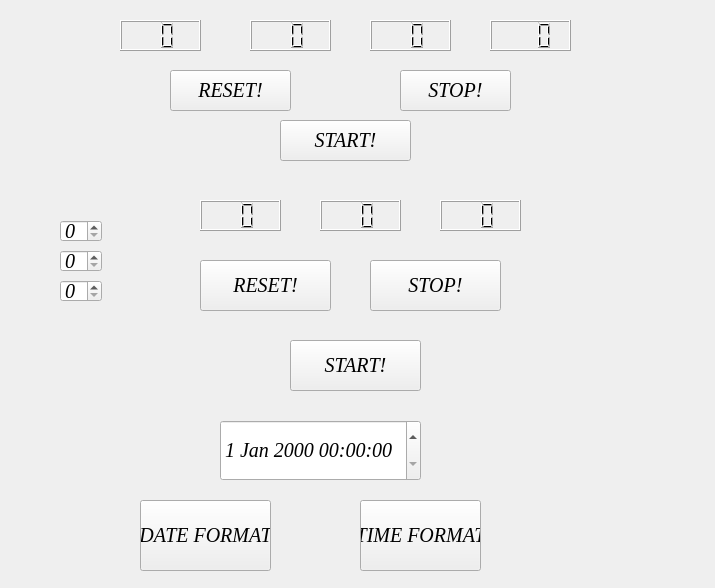
Old version of the form mainwindow.ui in the repository francescobaio/TimerClock.
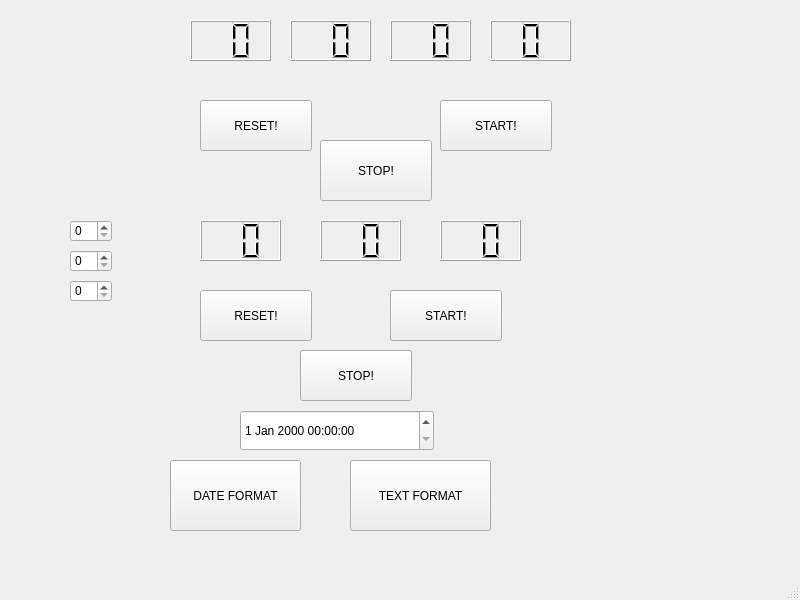
New version of the form.

```diff
--- a/mainwindow.ui
+++ b/mainwindow.ui
@@ -6,49 +6,19 @@
             <rect>
                 <x>0</x>
                 <y>0</y>
-                <width>715</width>
-                <height>588</height>
-            </rect>
-        </property>
-        <property name="font">
-            <font>
-                <family>Times</family>
-                <pointsize>15</pointsize>
-                <weight>9</weight>
-                <italic>true</italic>
-                <bold>false</bold>
-            </font>
-        </property>
+    <width>800</width>
+    <height>600</height>
+   </rect>
+  </property>
         <property name="windowTitle">
             <string>MainWindow</string>
         </property>
-        <property name="styleSheet">
-            <string notr="true">
-                font: 75 italic 15pt &quot;Times&quot;;
-            </string>
-        </property>
-        <property name="animated">
-            <bool>true</bool>
-        </property>
         <widget class="QWidget" name="centralwidget">
-            <widget class="QDateTimeEdit" name="dateTimeEdit">
-                <property name="geometry">
-                    <rect>
-                        <x>220</x>
-                        <y>420</y>
-                        <width>201</width>
-                        <height>61</height>
-                    </rect>
-                </property>
-                <property name="currentSectionIndex">
-                    <number>0</number>
-                </property>
-            </widget>
             <widget class="QPushButton" name="pushButton">
                 <property name="geometry">
                     <rect>
-                        <x>140</x>
-                        <y>500</y>
+      <x>170</x>
+      <y>460</y>
                         <width>131</width>
                         <height>71</height>
                     </rect>
@@ -60,81 +30,46 @@
             <widget class="QPushButton" name="pushButton_2">
                 <property name="geometry">
                     <rect>
-                        <x>360</x>
-                        <y>500</y>
-                        <width>121</width>
+      <x>350</x>
+      <y>460</y>
+      <width>141</width>
                         <height>71</height>
                     </rect>
                 </property>
-                <property name="styleSheet">
-                    <string notr="true">font: 75 italic 14pt &quot;Times&quot;;</string>
-                </property>
                 <property name="text">
-                    <string>TIME FORMAT</string>
-                </property>
-            </widget>
-            <widget class="QPushButton" name="pushButton_3">
+     <string>TEXT FORMAT</string>
+    </property>
+   </widget>
+   <widget class="QDateTimeEdit" name="dateTimeEdit">
                 <property name="geometry">
                     <rect>
-                        <x>370</x>
-                        <y>260</y>
-                        <width>131</width>
-                        <height>51</height>
-                    </rect>
-                </property>
-                <property name="text">
-                    <string>STOP!</string>
-                </property>
-            </widget>
-            <widget class="QPushButton" name="pushButton_4">
-                <property name="geometry">
-                    <rect>
-                        <x>170</x>
-                        <y>70</y>
-                        <width>121</width>
+      <x>240</x>
+      <y>410</y>
+      <width>194</width>
                         <height>41</height>
                     </rect>
-                </property>
-                <property name="text">
-                    <string>RESET!</string>
-                </property>
-            </widget>
-            <widget class="QPushButton" name="pushButton_5">
-                <property name="geometry">
-                    <rect>
-                        <x>400</x>
-                        <y>70</y>
-                        <width>111</width>
-                        <height>41</height>
-                    </rect>
-                </property>
-                <property name="text">
-                    <string>STOP!</string>
                 </property>
             </widget>
             <widget class="QLCDNumber" name="lcdNumber">
                 <property name="geometry">
                     <rect>
                         <x>200</x>
-                        <y>200</y>
+      <y>220</y>
                         <width>81</width>
-                        <height>31</height>
+      <height>41</height>
                     </rect>
                 </property>
                 <property name="digitCount">
                     <number>2</number>
                 </property>
-                <property name="value" stdset="0">
-                    <double>0.000000000000000</double>
-                </property>
             </widget>
             <widget class="QLCDNumber" name="lcdNumber_2">
                 <property name="geometry">
                     <rect>
                         <x>320</x>
-                        <y>200</y>
+      <y>220</y>
                         <width>81</width>
-                        <height>31</height>
+      <height>41</height>
                     </rect>
                 </property>
                 <property name="digitCount">
@@ -145,92 +80,53 @@
                 <property name="geometry">
                     <rect>
                         <x>440</x>
-                        <y>200</y>
+      <y>220</y>
                         <width>81</width>
-                        <height>31</height>
+      <height>41</height>
                     </rect>
                 </property>
                 <property name="digitCount">
                     <number>2</number>
                 </property>
             </widget>
-            <widget class="QSpinBox" name="spinBox">
-                <property name="geometry">
-                    <rect>
-                        <x>60</x>
-                        <y>220</y>
-                        <width>42</width>
-                        <height>22</height>
-                    </rect>
-                </property>
-            </widget>
-            <widget class="QSpinBox" name="spinBox_2">
-                <property name="geometry">
-                    <rect>
-                        <x>60</x>
-                        <y>250</y>
-                        <width>42</width>
-                        <height>22</height>
-                    </rect>
-                </property>
-            </widget>
-            <widget class="QSpinBox" name="spinBox_3">
-                <property name="geometry">
-                    <rect>
-                        <x>60</x>
-                        <y>280</y>
-                        <width>42</width>
-                        <height>22</height>
-                    </rect>
-                </property>
-            </widget>
             <widget class="QLCDNumber" name="lcdNumber_4">
                 <property name="geometry">
                     <rect>
-                        <x>120</x>
+      <x>190</x>
                         <y>20</y>
                         <width>81</width>
-                        <height>31</height>
+      <height>41</height>
                     </rect>
                 </property>
                 <property name="digitCount">
                     <number>2</number>
                 </property>
-                <property name="value" stdset="0">
-                    <double>0.000000000000000</double>
-                </property>
             </widget>
             <widget class="QLCDNumber" name="lcdNumber_5">
                 <property name="geometry">
                     <rect>
-                        <x>250</x>
+      <x>290</x>
                         <y>20</y>
                         <width>81</width>
-                        <height>31</height>
+      <height>41</height>
                     </rect>
                 </property>
                 <property name="digitCount">
                     <number>2</number>
                 </property>
-                <property name="value" stdset="0">
-                    <double>0.000000000000000</double>
-                </property>
             </widget>
             <widget class="QLCDNumber" name="lcdNumber_6">
                 <property name="geometry">
                     <rect>
-                        <x>370</x>
+      <x>390</x>
                         <y>20</y>
                         <width>81</width>
-                        <height>31</height>
+      <height>41</height>
                     </rect>
                 </property>
                 <property name="digitCount">
                     <number>2</number>
                 </property>
-                <property name="value" stdset="0">
-                    <double>0.000000000000000</double>
-                </property>
             </widget>
             <widget class="QLCDNumber" name="lcdNumber_7">
                 <property name="geometry">
@@ -238,22 +134,88 @@
                         <x>490</x>
                         <y>20</y>
                         <width>81</width>
-                        <height>31</height>
+      <height>41</height>
                     </rect>
                 </property>
                 <property name="digitCount">
-                    <number>3</number>
-                </property>
-                <property name="value" stdset="0">
-                    <double>0.000000000000000</double>
+     <number>1</number>
+    </property>
+   </widget>
+   <widget class="QSpinBox" name="spinBox">
+    <property name="geometry">
+     <rect>
+      <x>70</x>
+      <y>220</y>
+      <width>42</width>
+      <height>22</height>
+     </rect>
+    </property>
+   </widget>
+   <widget class="QSpinBox" name="spinBox_2">
+    <property name="geometry">
+     <rect>
+      <x>70</x>
+      <y>250</y>
+      <width>42</width>
+      <height>22</height>
+     </rect>
+    </property>
+   </widget>
+   <widget class="QSpinBox" name="spinBox_3">
+    <property name="geometry">
+     <rect>
+      <x>70</x>
+      <y>280</y>
+      <width>42</width>
+      <height>22</height>
+     </rect>
+    </property>
+   </widget>
+   <widget class="QPushButton" name="pushButton_3">
+    <property name="geometry">
+     <rect>
+      <x>300</x>
+      <y>350</y>
+      <width>112</width>
+      <height>51</height>
+     </rect>
+    </property>
+    <property name="text">
+     <string>STOP!</string>
+    </property>
+   </widget>
+   <widget class="QPushButton" name="pushButton_4">
+    <property name="geometry">
+     <rect>
+      <x>200</x>
+      <y>100</y>
+      <width>112</width>
+      <height>51</height>
+     </rect>
+    </property>
+    <property name="text">
+     <string>RESET!</string>
+    </property>
+   </widget>
+   <widget class="QPushButton" name="pushButton_5">
+    <property name="geometry">
+     <rect>
+      <x>320</x>
+      <y>140</y>
+      <width>112</width>
+      <height>61</height>
+     </rect>
+    </property>
+    <property name="text">
+     <string>STOP!</string>
                 </property>
             </widget>
             <widget class="QPushButton" name="pushButton_6">
                 <property name="geometry">
                     <rect>
                         <x>200</x>
-                        <y>260</y>
-                        <width>131</width>
+      <y>290</y>
+      <width>112</width>
                         <height>51</height>
                     </rect>
                 </property>
@@ -264,9 +226,9 @@
             <widget class="QPushButton" name="pushButton_7">
                 <property name="geometry">
                     <rect>
-                        <x>290</x>
-                        <y>340</y>
-                        <width>131</width>
+      <x>390</x>
+      <y>290</y>
+      <width>112</width>
                         <height>51</height>
                     </rect>
                 </property>
@@ -277,10 +239,10 @@
             <widget class="QPushButton" name="pushButton_8">
                 <property name="geometry">
                     <rect>
-                        <x>280</x>
-                        <y>120</y>
-                        <width>131</width>
-                        <height>41</height>
+      <x>440</x>
+      <y>100</y>
+      <width>112</width>
+      <height>51</height>
                     </rect>
                 </property>
                 <property name="text">
@@ -288,6 +250,17 @@
                 </property>
             </widget>
         </widget>
+  <widget class="QMenuBar" name="menubar">
+   <property name="geometry">
+    <rect>
+     <x>0</x>
+     <y>0</y>
+     <width>800</width>
+     <height>22</height>
+    </rect>
+   </property>
+  </widget>
+  <widget class="QStatusBar" name="statusbar"/>
     </widget>
     <resources/>
     <connections/>
```
Lines whose indentation alone changed are shown as unchanged.
